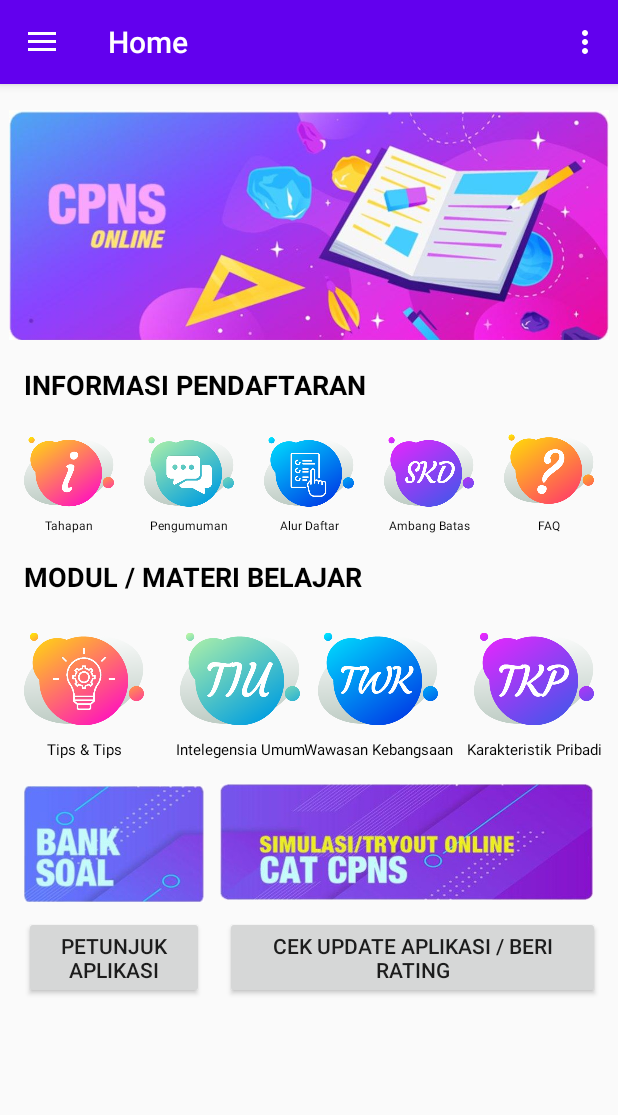
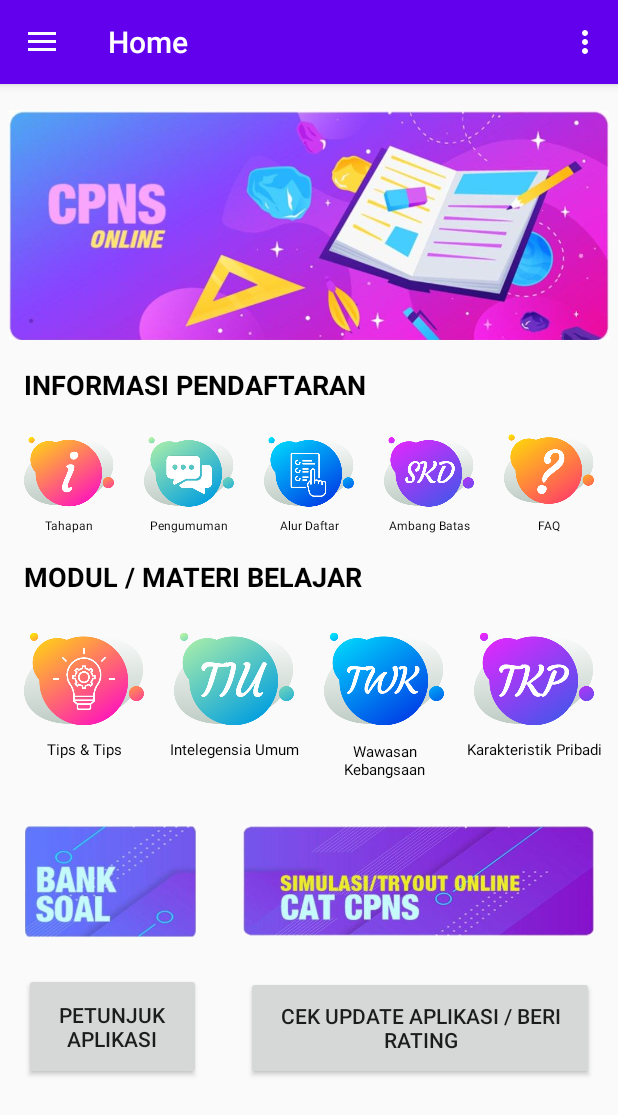
Before and after one commit to wicakhendrik/SiapCPNS, an Android app: the screen it shows after launch (MainActivity), on a phone screen of 412 x 824 dp. Shown: the top 1115 px of the screen. Run offline under Robolectric (Android 15) with nearby library versions, the phone set to English and light mode, and no system bars; our stand-ins replace navigation-ui.

Commit message:
merapikan layout home

```diff
--- a/app/src/main/res/layout/fragment_home.xml
+++ b/app/src/main/res/layout/fragment_home.xml
@@ -220,16 +220,12 @@
             android:id="@+id/imageButton7"
             android:layout_width="80dp"
             android:layout_height="80dp"
-            android:layout_marginStart="24dp"
-            android:layout_marginLeft="24dp"
+            android:layout_marginStart="20dp"
+            android:layout_marginLeft="20dp"
             android:layout_marginTop="16dp"
-            android:layout_marginEnd="12dp"
-            android:layout_marginRight="12dp"
             android:adjustViewBounds="true"
             android:background="@drawable/selector"
             android:scaleType="fitCenter"
-            app:layout_constraintEnd_toStartOf="@+id/imageButton9"
-            app:layout_constraintHorizontal_bias="0.0"
             app:layout_constraintStart_toEndOf="@+id/imageButton6"
             app:layout_constraintTop_toBottomOf="@+id/textView8"
             app:srcCompat="@drawable/tiu" />
@@ -249,24 +245,20 @@
             android:id="@+id/imageButton8"
             android:layout_width="80dp"
             android:layout_height="80dp"
-            android:layout_marginStart="12dp"
-            android:layout_marginLeft="12dp"
             android:layout_marginTop="16dp"
-            android:layout_marginEnd="24dp"
-            android:layout_marginRight="24dp"
             android:adjustViewBounds="true"
             android:background="@drawable/selector"
             android:scaleType="fitCenter"
             app:layout_constraintEnd_toStartOf="@+id/imageButton9"
-            app:layout_constraintHorizontal_bias="1.0"
-            app:layout_constraintStart_toEndOf="@+id/imageButton6"
+            app:layout_constraintStart_toEndOf="@+id/imageButton7"
             app:layout_constraintTop_toBottomOf="@+id/textView8"
             app:srcCompat="@drawable/twk" />
 
         <TextView
             android:id="@+id/textView11"
-            android:layout_width="wrap_content"
-            android:layout_height="wrap_content"
+            android:layout_width="97dp"
+            android:layout_height="29dp"
+            android:gravity="center"
             android:text="Wawasan Kebangsaan"
             android:textColor="#000000"
             android:textSize="10sp"
@@ -301,11 +293,11 @@
 
         <ImageButton
             android:id="@+id/imageButton15"
-            android:layout_width="120dp"
-            android:layout_height="80dp"
+            android:layout_width="115dp"
+            android:layout_height="74dp"
             android:layout_marginStart="16dp"
             android:layout_marginLeft="16dp"
-            android:layout_marginTop="16dp"
+            android:layout_marginTop="44dp"
             android:adjustViewBounds="true"
             android:background="#00FFFFFF"
             android:scaleType="fitCenter"
@@ -317,25 +309,25 @@
 
         <ImageButton
             android:id="@+id/imageButton16"
-            android:layout_width="250dp"
-            android:layout_height="wrap_content"
-            android:layout_marginTop="16dp"
+            android:layout_width="234dp"
+            android:layout_height="73dp"
+            android:layout_marginTop="44dp"
             android:layout_marginEnd="16dp"
             android:layout_marginRight="16dp"
             android:adjustViewBounds="true"
             android:background="#00FFFFFF"
             android:scaleType="fitCenter"
             app:layout_constraintEnd_toEndOf="parent"
-            app:layout_constraintTop_toBottomOf="@+id/textView12"
+            app:layout_constraintTop_toBottomOf="@+id/textView9"
             app:srcCompat="@drawable/simulasi" />
 
         <Button
             android:id="@+id/button"
-            android:layout_width="120dp"
-            android:layout_height="wrap_content"
+            android:layout_width="118dp"
+            android:layout_height="71dp"
             android:layout_marginStart="16dp"
             android:layout_marginLeft="16dp"
-            android:layout_marginTop="8dp"
+            android:layout_marginTop="24dp"
             android:text="PETUNJUK APLIKASI"
             app:layout_constraintEnd_toStartOf="@+id/button2"
             app:layout_constraintHorizontal_bias="0.0"
@@ -344,14 +336,15 @@
 
         <Button
             android:id="@+id/button2"
-            android:layout_width="250dp"
-            android:layout_height="wrap_content"
-            android:layout_marginEnd="12dp"
-            android:layout_marginRight="12dp"
+            android:layout_width="232dp"
+            android:layout_height="69dp"
+            android:layout_marginEnd="16dp"
+            android:layout_marginRight="16dp"
             android:text="CEK UPDATE APLIKASI / BERI RATING"
             app:layout_constraintBottom_toBottomOf="@+id/button"
             app:layout_constraintEnd_toEndOf="parent"
-            app:layout_constraintTop_toTopOf="@+id/button" />
+            app:layout_constraintTop_toBottomOf="@+id/imageButton15"
+            app:layout_constraintVertical_bias="1.0" />
 
 
     </androidx.constraintlayout.widget.ConstraintLayout>
```
